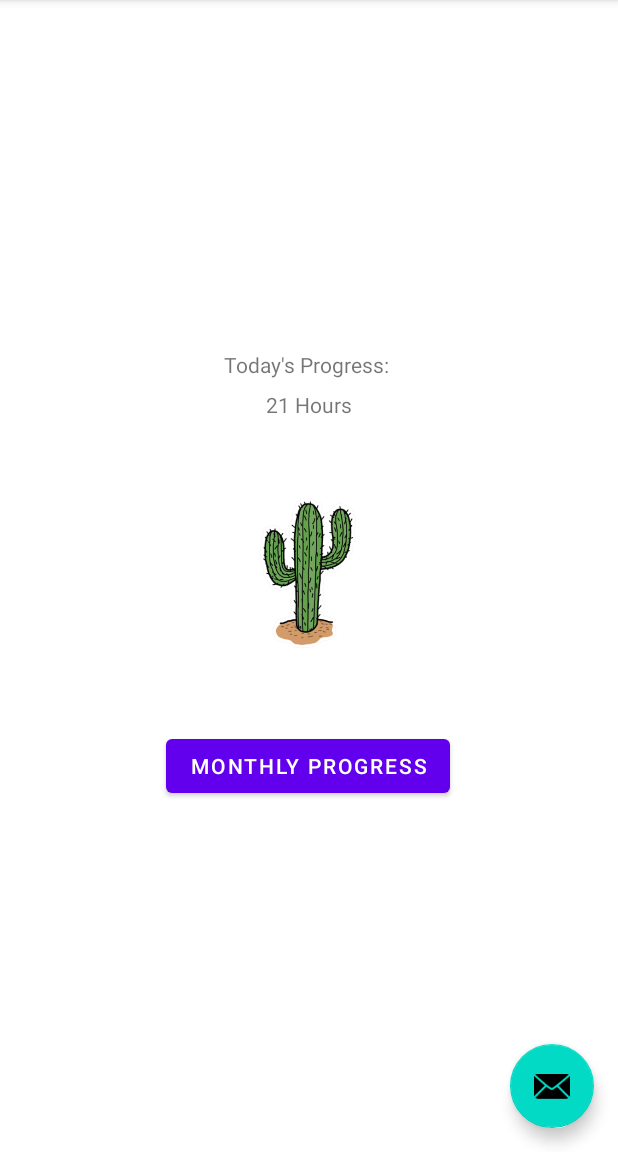
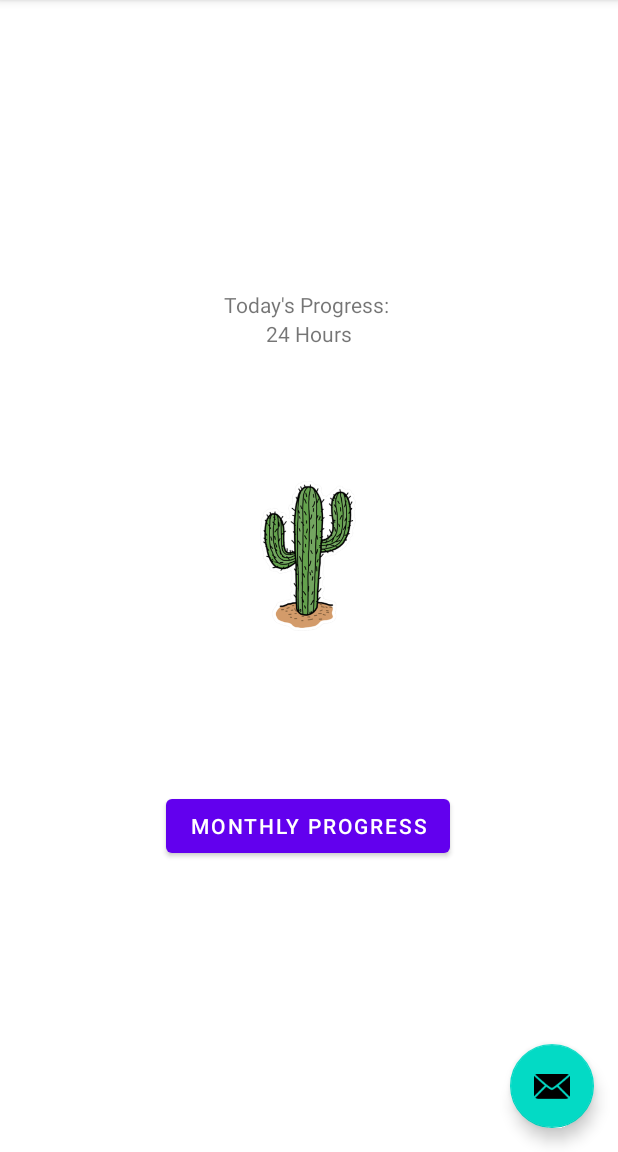
Before and after one commit to qsieredz/StayAtHome, an Android app: the screen it shows after launch (MainActivity), on a phone screen of 412 x 824 dp, the part 84-1236 px from its top. Run offline under Robolectric (Android 15) with nearby library versions, the phone set to English and light mode, and no system bars.

Commit message:
Finished basic picture implementation

```diff
--- a/app/src/main/java/com/example/stayathome/FirstFragment.java
+++ b/app/src/main/java/com/example/stayathome/FirstFragment.java
@@ -10,6 +10,8 @@ import android.widget.TextView;
 import androidx.annotation.NonNull;
 import androidx.fragment.app.Fragment;
 import androidx.navigation.fragment.NavHostFragment;
+
+import java.util.Calendar;
 
 public class FirstFragment extends Fragment {
 
@@ -24,7 +26,7 @@ public class FirstFragment extends Fragment {
         View view =  inflater.inflate(R.layout.fragment_first, container, false);
         ImageView imgExample = (ImageView) view.findViewById(R.id.imageViewer);
         // FIXME: Global Variable for time
-        int time = 21;
+        int time = 25;
 
         if (time > 24)
             time = 24;
@@ -49,6 +51,14 @@ public class FirstFragment extends Fragment {
         }
         else {
             imgExample.setImageResource(R.drawable.cactus6);
+
+            // Adds tree to monthly view
+            Calendar cal = Calendar.getInstance();
+            int dayOfMonth = cal.get(Calendar.DAY_OF_MONTH);
+
+            char[] dayTracker = MainActivity.getDayTracker().toCharArray();
+            dayTracker[dayOfMonth] = '1';
+            MainActivity.setDayTracker(String.valueOf(dayTracker));
         }
 
         // Displays the amount of hours
--- a/app/src/main/java/com/example/stayathome/MainActivity.java
+++ b/app/src/main/java/com/example/stayathome/MainActivity.java
@@ -15,10 +15,23 @@ import android.view.MenuItem;
 
 public class MainActivity extends AppCompatActivity {
 
+    private static String dayTracker =
+            "0000000000000000000000000000000";
+            //"1111111111111111111111111111111";
+    public static String getDayTracker() {
+        return dayTracker;
+    }
+    public static void setDayTracker(String x){
+        dayTracker = x;
+    }
+
+    public static String PACKAGE_NAME;
+
     @Override
     protected void onCreate(Bundle savedInstanceState) {
         super.onCreate(savedInstanceState);
         setContentView(R.layout.activity_main);
+        PACKAGE_NAME = getApplicationContext().getPackageName();
         Toolbar toolbar = findViewById(R.id.toolbar);
         setSupportActionBar(toolbar);
 
--- a/app/src/main/res/layout/fragment_first.xml
+++ b/app/src/main/res/layout/fragment_first.xml
@@ -20,9 +20,7 @@
         android:id="@+id/textview_Progress"
         android:layout_width="wrap_content"
         android:layout_height="wrap_content"
-        android:layout_marginBottom="200dp"
         android:text="0 Hours"
-        app:layout_constraintBottom_toTopOf="@id/button_first"
         app:layout_constraintEnd_toEndOf="parent"
         app:layout_constraintStart_toStartOf="parent"
         app:layout_constraintTop_toBottomOf="@+id/textview_first"/>
@@ -55,6 +53,7 @@
         app:layout_constraintEnd_toEndOf="parent"
         app:layout_constraintHorizontal_bias="0.497"
         app:layout_constraintStart_toStartOf="parent"
+        android:layout_marginTop="120dp"
         app:layout_constraintTop_toBottomOf="@id/textview_first" />
 
 
```
Also changed, not shown: app/src/main/java/com/example/stayathome/SecondFragment.java (+23 -112 lines), app/src/main/res/drawable/blank.PNG (added), app/src/main/res/drawable/fullcactus2.png (added), app/src/main/res/drawable/fullcactus3.png (added), app/src/main/res/drawable/ground.PNG (added).
